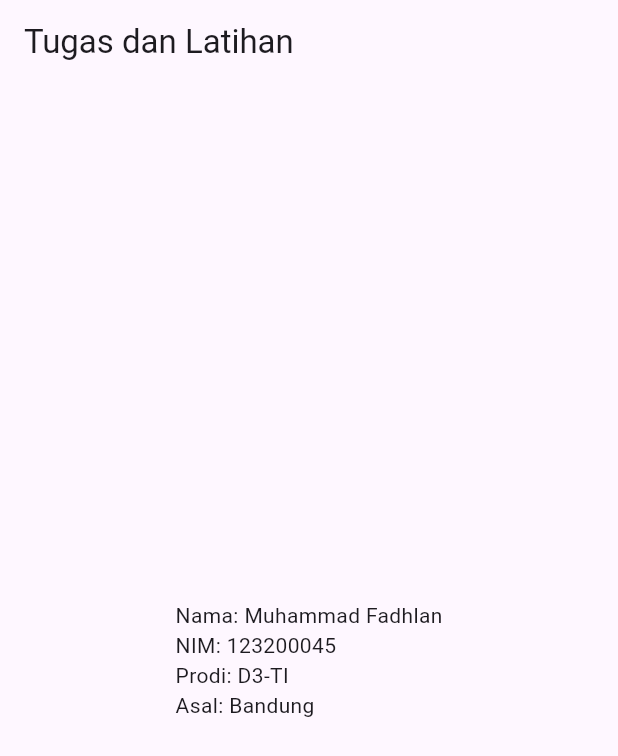
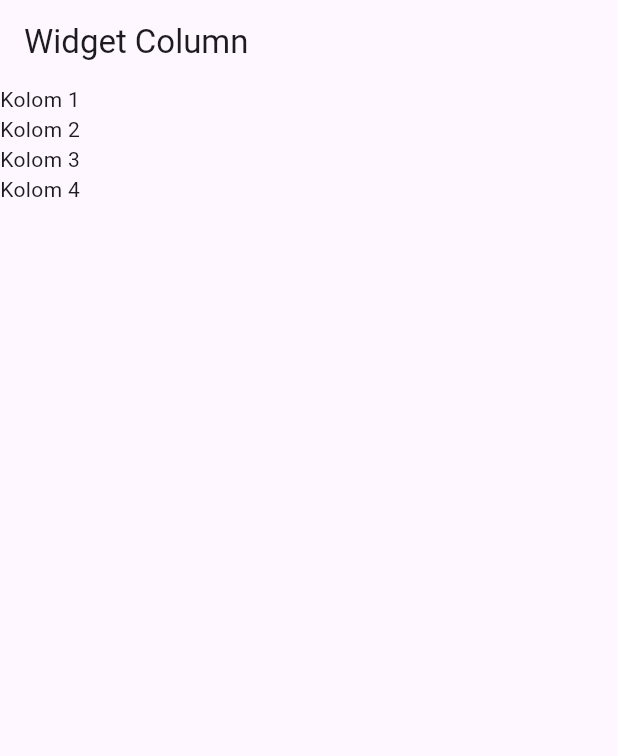
Before and after one commit to aryawp0203/flutter_pmo_2026, a Flutter app: the screen it shows after launch, on a phone screen of 412 x 824 dp. Shown: the top 756 px of the screen. Run offline on Flutter 3.47's test engine with Material 3 defaults, Android fonts, the phone set to English and light mode, and no system bars.

Commit message:
Langkah 1 — Membuat Widget Column

```diff
--- a/lib/biodata.dart
+++ /dev/null
@@ -1,17 +0,0 @@
-import 'package:flutter/material.dart';
-
-class Biodata extends StatelessWidget {
-  const Biodata({super.key});
-
-  @override
-  Widget build(BuildContext context) {
-    return Scaffold(
-      appBar: AppBar(
-        title: const Text('Tugas dan Latihan'),
-      ),
-      body: const Center(
-        child: Text("Nama: Muhammad Fadhlan\nNIM: 123200045\nProdi: D3-TI\nAsal: Bandung"),
-      )
-    );
-  }
-}
--- /dev/null
+++ b/lib/column_widget.dart
@@ -0,0 +1,22 @@
+import 'package:flutter/material.dart';
+
+class ColumnWidget extends StatelessWidget {
+  const ColumnWidget({super.key});
+
+  @override
+  Widget build(BuildContext context) {
+    return Scaffold(
+      appBar: AppBar(
+        title: const Text('Widget Column'),
+      ),
+      body: Column(
+        children: const [
+          Text('Kolom 1'),
+          Text('Kolom 2'),
+          Text('Kolom 3'),
+          Text('Kolom 4'),
+        ],
+      ),
+    );
+  }
+}
--- a/lib/main.dart
+++ b/lib/main.dart
@@ -1,5 +1,5 @@
 import 'package:flutter/material.dart';
-import 'package:flutter_pmo_2026/biodata.dart';
+import 'package:flutter_pmo_2026/column_widget.dart';
 
 void main() {
   runApp(const MainApp());
@@ -12,7 +12,7 @@ class MainApp extends StatelessWidget {
   Widget build(BuildContext context) {
     return MaterialApp(
       title: 'Aplikasi Flutter Pertama',
-      home: Biodata(),
+      home: ColumnWidget(),
     );
   }
 }
```
Also changed, not shown: lib/hello_world.dart (deleted, +0 -17 lines).
